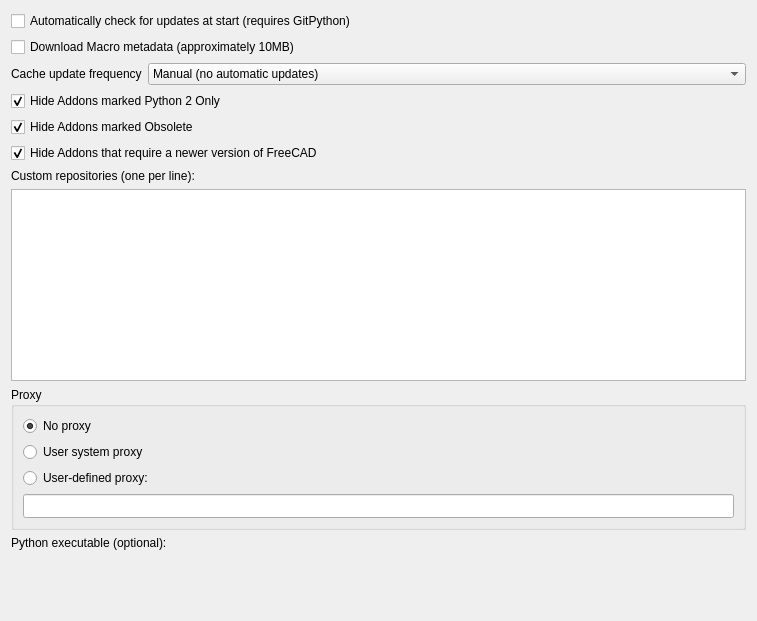
Old version of the form AddonManagerOptions.ui in the repository chennes/AddonManager.
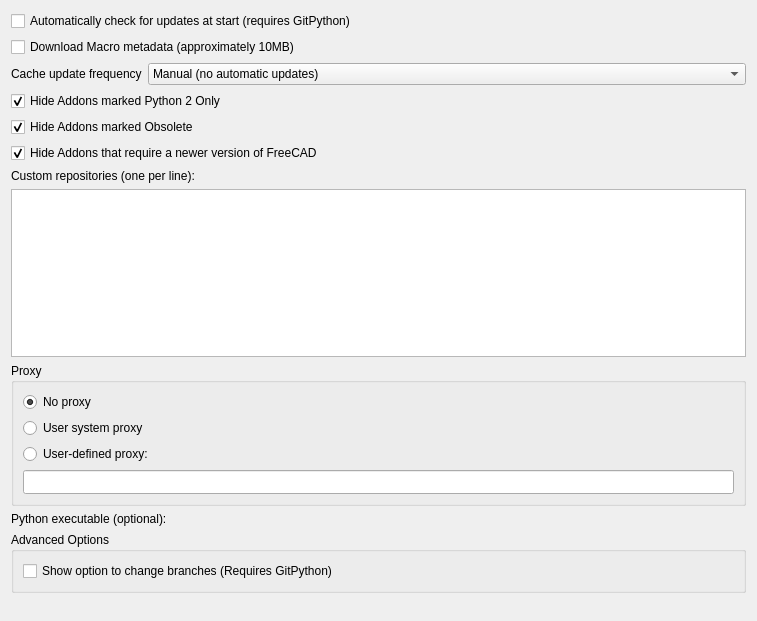
New version of the form. Custom widgets are drawn as their Qt base class.

Commit message: Addon Manager: Make branch switching scarier

Diff of the .ui file:
```diff
--- a/AddonManagerOptions.ui
+++ b/AddonManagerOptions.ui
@@ -284,6 +284,34 @@
      </item>
     </layout>
    </item>
+   <item>
+    <widget class="QGroupBox" name="advanced">
+     <property name="sizePolicy">
+      <sizepolicy hsizetype="Minimum" vsizetype="Minimum">
+       <horstretch>0</horstretch>
+       <verstretch>0</verstretch>
+      </sizepolicy>
+     </property>
+     <property name="title">
+      <string>Advanced Options</string>
+     </property>
+     <layout class="QVBoxLayout" name="verticalLayout_3">
+      <item>
+       <widget class="Gui::PrefCheckBox" name="guiprefcheckboxShowBranchSwitcher">
+        <property name="text">
+         <string>Show option to change branches (Requires GitPython)</string>
+        </property>
+        <property name="prefEntry" stdset="0">
+         <string>ShowBranchSwitcher</string>
+        </property>
+        <property name="prefPath" stdset="0">
+         <string>Addons</string>
+        </property>
+       </widget>
+      </item>
+     </layout>
+    </widget>
+   </item>
    <item>
     <spacer name="verticalSpacer">
      <property name="orientation">
```
The commit also changes 2 other files.
